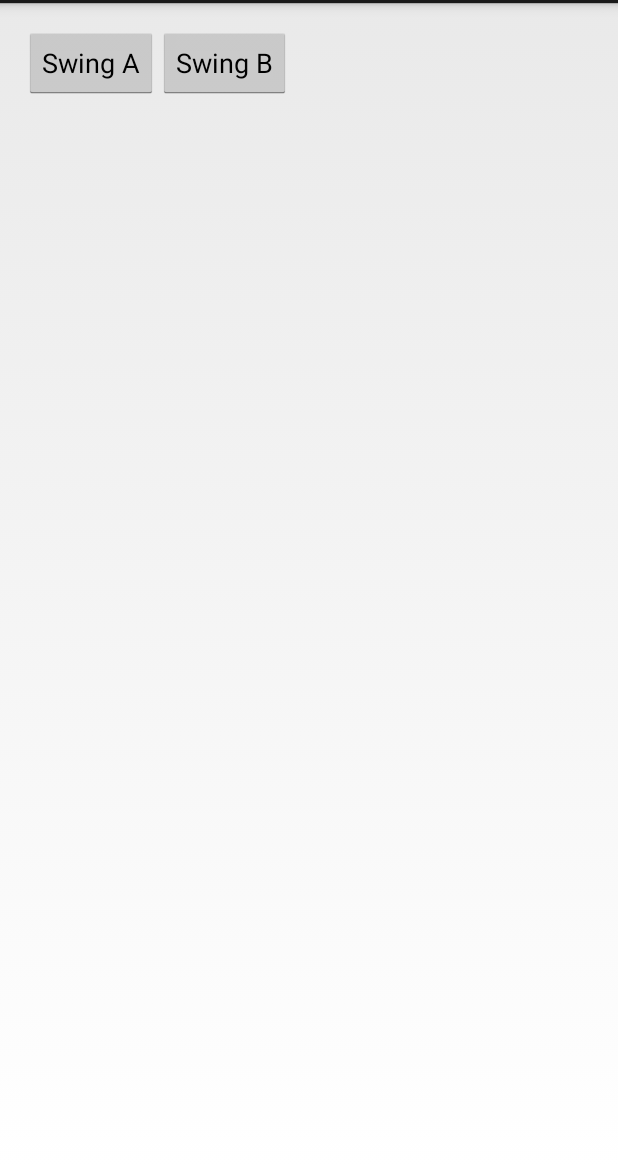
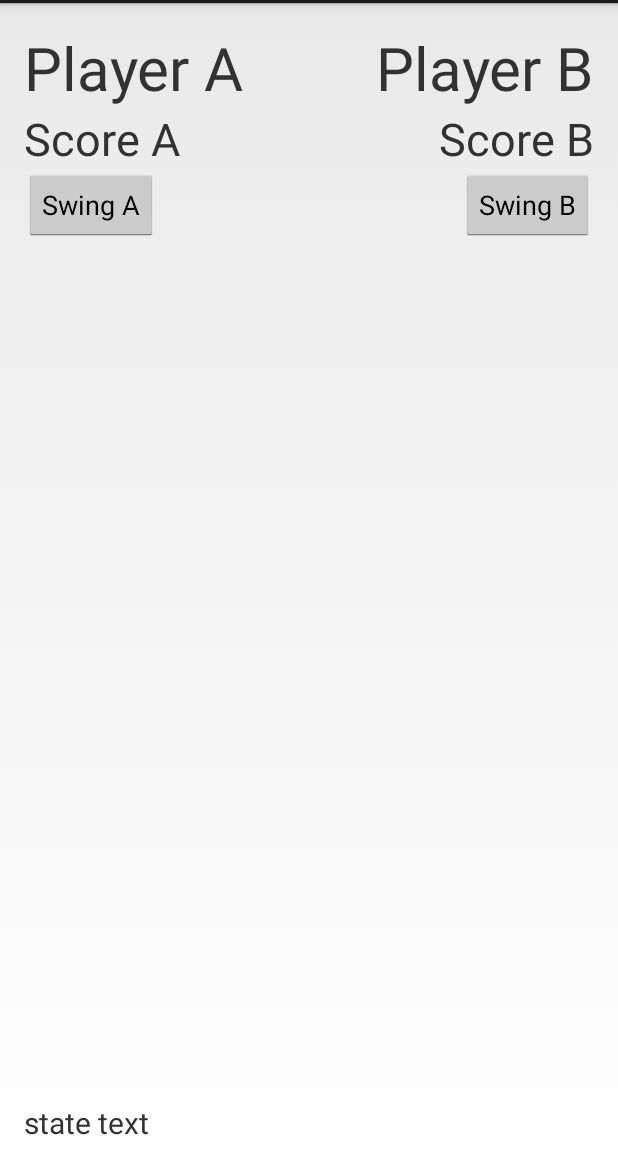
Before and after one commit to garrapeta/PingPong, an Android app: the screen it shows after launch (MyActivity before the commit, PingPongActivity after it), after a tap on "Swing A", on a phone screen of 412 x 824 dp, the part 69-1236 px from its top. Run offline under Robolectric (Android 15) with nearby library versions, the phone set to English and light mode, and no system bars; 1 statement that could not run was skipped.

Commit message:
Main logic implemented

```diff
--- a/app/src/main/AndroidManifest.xml
+++ b/app/src/main/AndroidManifest.xml
@@ -8,7 +8,7 @@
         android:label="@string/app_name"
         android:theme="@style/AppTheme" >
         <activity
-            android:name=".MyActivity"
+            android:name=".PingPongActivity"
             android:label="@string/app_name" >
             <intent-filter>
                 <action android:name="android.intent.action.MAIN" />
--- a/app/src/main/java/com/garrapeta/pingpong/MyActivity.java
+++ /dev/null
@@ -1,31 +0,0 @@
-package com.garrapeta.pingpong;
-
-import android.app.Activity;
-import android.os.Bundle;
-import android.view.View;
-
-
-public class MyActivity extends Activity {
-
-
-
-    private World mWorld = new World();
-
-    @Override
-    protected void onCreate(Bundle savedInstanceState) {
-        super.onCreate(savedInstanceState);
-        setContentView(R.layout.activity_my);
-
-        mWorld.init();
-    }
-
-    public void onSwingAButtonClicked(View view) {
-        mWorld.getPlayer(0).onSwing();
-    }
-
-    public void onSwingBButtonClicked(View view) {
-        mWorld.getPlayer(1).onSwing();
-    }
-
-
-}
--- /dev/null
+++ b/app/src/main/java/com/garrapeta/pingpong/PingPongActivity.java
@@ -0,0 +1,153 @@
+package com.garrapeta.pingpong;
+
+import android.app.Activity;
+import android.graphics.Color;
+import android.media.AudioManager;
+import android.media.MediaPlayer;
+import android.media.SoundPool;
+import android.os.Bundle;
+import android.view.View;
+import android.widget.TextView;
+
+
+public class PingPongActivity extends Activity implements World.WorldListener {
+
+    private static final String TAG = PingPongActivity.class.getSimpleName();
+
+    private TextView   mStateTextView;
+    private TextView[] mNamesTextViews;
+    private TextView[] mScoresTextViews;
+
+    private World mWorld = new World();
+
+    private SoundPool mSoundPool;
+    private int mSoundBallPaddle;
+    private int mSoundBallTable;
+    private int mSoundBallToGround;
+    private int mSoundSwing;
+    private int mSoundStart;
+    private int mSoundWrong;
+
+    @Override
+    protected void onCreate(Bundle savedInstanceState) {
+        super.onCreate(savedInstanceState);
+        setContentView(R.layout.activity_my);
+        bindViews();
+
+        mWorld.setListener(this);
+
+        mSoundPool = new SoundPool(10, AudioManager.STREAM_MUSIC, 0);
+        mSoundPool.setOnLoadCompleteListener(new SoundPool.OnLoadCompleteListener() {
+            @Override
+            public void onLoadComplete(SoundPool soundPool, int id, int status) {
+                if (mSoundWrong == id) {
+                    mWorld.init();
+                    initPlayersGui();
+                }
+            }
+        });
+
+        mSoundStart = mSoundPool.load(this, R.raw.whistle, 5);
+        mSoundBallPaddle = mSoundPool.load(this, R.raw.ball_2_paddle, 10);
+        mSoundBallTable = mSoundPool.load(this, R.raw.ball_2_table, 10);
+        mSoundBallToGround = mSoundPool.load(this, R.raw.ball_2_ground, 5);
+        mSoundSwing = mSoundPool.load(this, R.raw.swing, 1);
+        mSoundWrong = mSoundPool.load(this, R.raw.wrong, 1);
+
+
+    }
+
+    private void initPlayersGui() {
+        for (int i = 0; i < 2; i++) {
+            mScoresTextViews[i].setText(String.valueOf(mWorld.getPlayer(i).getScore()));
+            mNamesTextViews[i].setText(mWorld.getPlayer(i).getName());
+        }
+    }
+
+    private void bindViews() {
+        mStateTextView = (TextView) findViewById(R.id.state_textview);
+        mNamesTextViews = new TextView[] {
+                (TextView) findViewById(R.id.playerNameA),
+                (TextView) findViewById(R.id.playerNameB)
+        };
+        mScoresTextViews = new TextView[] {
+                (TextView) findViewById(R.id.scoreA),
+                (TextView) findViewById(R.id.scoreB)
+        };
+    }
+
+    public void onSwingAButtonClicked(View view) {
+        mWorld.getPlayer(0).onSwing();
+    }
+
+    public void onSwingBButtonClicked(View view) {
+        mWorld.getPlayer(1).onSwing();
+    }
+
+    @Override
+    public void oneActivePlayerChanged(Player activePlayer) {
+        for (int i = 0; i < 2; i++) {
+            boolean active = mWorld.getPlayer(i) == mWorld.getActivePlayer();
+            mNamesTextViews[i].setTextColor(active ? Color.RED : Color.BLACK);
+        }
+    }
+
+
+    @Override
+    public void onIdle() {
+        mStateTextView.setText("");
+    }
+
+    @Override
+    public void onWaitingForService(Player servingPlayer) {
+        playSound(mSoundStart);
+        mStateTextView.setText("Waiting for service: " + servingPlayer);
+        mStateTextView.setTextColor(Color.BLACK);
+    }
+
+    @Override
+    public void onWaitingForSwing(Player player) {
+        mStateTextView.setText("Waiting for SWING from: " + player);
+        mStateTextView.setTextColor(Color.RED);
+        playSound(mSoundBallTable);
+    }
+
+    @Override
+    public void onBallHitted() {
+        mStateTextView.setText("Ball sent to: " + mWorld.getActivePlayer());
+        mStateTextView.setTextColor(Color.BLACK);
+        playSound(mSoundBallPaddle);
+    }
+
+
+    @Override
+    public void onSwing(Player player) {
+        playSound(mSoundSwing);
+    }
+
+    @Override
+    public void onBallFallsToGround() {
+        playSound(mSoundBallToGround);
+    }
+
+    private void playSound(int soundId) {
+        AudioManager audioManager = (AudioManager) getSystemService(AUDIO_SERVICE);
+        float actualVolume = (float) audioManager
+                .getStreamVolume(AudioManager.STREAM_MUSIC);
+        float maxVolume = (float) audioManager
+                .getStreamMaxVolume(AudioManager.STREAM_MUSIC);
+        float volume = actualVolume / maxVolume;
+
+        mSoundPool.play(soundId, volume, volume, 1, 0, 1f);
+    }
+
+
+
+    @Override
+    public void onPointWon(Player nonActivePlayer) {
+        playSound(mSoundWrong);
+        initPlayersGui();
+    }
+
+
+}
--- a/app/src/main/java/com/garrapeta/pingpong/Player.java
+++ b/app/src/main/java/com/garrapeta/pingpong/Player.java
@@ -10,27 +10,39 @@ public class Player {
 
     private final World mWorld;
     private String mName;
+    private int mScore;
+
 
     public Player(World world, String name) {
         mWorld = world;
         mName = name;
+        mScore = 0;
     }
 
     public void onSwing() {
         Log.i(TAG, mName + " swings");
-        mWorld.onSwing(this);
+        mWorld.onSwing(this, Math.random());
     }
 
     public void onPointWon() {
         Log.i(TAG, mName + " wins one point");
+        mScore++;
     }
 
     @Override
     public String toString() {
         return "Player{" +
-                "mName='" + mName + '\'' +
+                mName + '\'' +
                 '}';
     }
 
 
+    public String getName() {
+        return mName;
+    }
+
+    public int getScore() {
+        return mScore;
+    }
+
 }
--- a/app/src/main/java/com/garrapeta/pingpong/World.java
+++ b/app/src/main/java/com/garrapeta/pingpong/World.java
@@ -12,12 +12,19 @@ public class World {
 
     private static final int MSG_HIT_TIME_START = 0;
     private static final int MSG_HIT_TIME_END = 1;
+    private static final int MSG_WAIT_FOR_SERVICE = 2;
 
-    private enum State {
+
+
+    public enum State {
+        IDLE,
         WAITING_FOR_SERVICE,
         BEFORE_HIT_TIME,
         IN_HIT_TIME,
     }
+
+    private WorldListener mListener;
+
     private Handler mHandler;
 
     private Player[] mPlayers = new Player[]{new Player(this, "A"), new Player(this, "B")};
@@ -28,18 +35,24 @@ public class World {
     private State mState;
 
 
+    public void setListener(WorldListener listener) {
+        mListener = listener;
+    }
+
     public void init() {
         Handler.Callback callback = new Handler.Callback() {
-
 
             @Override
             public boolean handleMessage(Message message) {
                 switch (message.what) {
                     case MSG_HIT_TIME_START:
-                        onHitTimeStarts();
+                        onHitTimeStarts((Long) message.obj);
                         break;
                     case MSG_HIT_TIME_END:
                         onHitTimeEnds();
+                        break;
+                    case MSG_WAIT_FOR_SERVICE:
+                        setWaitingForService();
                         break;
                     default:
                         throw new IllegalArgumentException("Unknown message.what: " + message.what);
@@ -53,22 +66,14 @@ public class World {
 
         setServingPlayer(0);
         setActivePlayer(0);
-        setWaitingForService(true);
+        setWaitingForService();
     }
 
     public boolean isActive(Player player) {
         return getActivePlayer() == player;
     }
 
-    private void onHitTimeStarts() {
-        Log.i(TAG, "Swing NOW!!!");
-        mState = State.IN_HIT_TIME;
-        mHandler.sendEmptyMessageDelayed(MSG_HIT_TIME_END, 1000);
-    }
 
-    private void onHitTimeEnds() {
-        onPlayerMiss(getActivePlayer());
-    }
 
 
     public int getOpositePlayerIdx(int idx) {
@@ -86,6 +91,7 @@ public class World {
     public void setActivePlayer(int idx) {
         mActivePlayerIdx = idx;
         Log.i(TAG, "Active player is " + getActivePlayer());
+        mListener.oneActivePlayerChanged(getActivePlayer());
     }
 
     public Player getNonActivePlayer() {
@@ -109,26 +115,40 @@ public class World {
         mActivePlayerIdx = (mActivePlayerIdx + 1) % mPlayers.length;
     }
 
-    public void setWaitingForService(boolean waitingForService) {
+    public void setWaitingForService() {
         mState = State.WAITING_FOR_SERVICE;
-        if (waitingForService) {
-            Log.i(TAG, "Waiting for service of player: " + getServingPlayer());
-            setActivePlayer(mServingPlayer);
-        }
+        setActivePlayer(mServingPlayer);
+        Log.i(TAG, "Waiting for service of player: " + getServingPlayer());
+        mListener.onWaitingForService(getServingPlayer());
     }
 
-    public void onSwing(Player player) {
+    private void onHitTimeStarts(long time) {
+        mState = State.IN_HIT_TIME;
+        mListener.onWaitingForSwing(getActivePlayer());
+        mHandler.sendEmptyMessageDelayed(MSG_HIT_TIME_END, time);
+    }
+
+    private void onHitTimeEnds() {
+        if (mState == State.IN_HIT_TIME) {
+            onPlayerMiss(getActivePlayer());
+        }
+        mListener.onBallFallsToGround();
+    }
+
+    public void onSwing(Player player, double force) {
+        mListener.onSwing(player);
         if (isActive(player)) {
             switch (mState) {
                 case WAITING_FOR_SERVICE:
-                    onBallHittedInTime(player);
+                    onBallHittedInTime(player, force);
                     break;
                 case BEFORE_HIT_TIME:
                     onSwungToEarly(player);
                     break;
                 case IN_HIT_TIME:
-                    onBallHittedInTime(player);
+                    onBallHittedInTime(player, force);
                     break;
+
             }
         } else {
             Log.v(TAG, player + "'s swing ignored");
@@ -136,17 +156,27 @@ public class World {
 
     }
 
-    private void onBallHittedInTime(Player player) {
+    private void onBallHittedInTime(Player player, double force) {
         Log.i(TAG, player + " hits the ball");
         mState = State.BEFORE_HIT_TIME;
-        setWaitingForService(false);
+        mHandler.removeMessages(MSG_HIT_TIME_END);
+
+        long time = getTimeFromForce(force);
+        final Message msg = mHandler.obtainMessage(MSG_HIT_TIME_START, time);
+        mHandler.sendMessageDelayed(msg, time);
         changeActivePlayer();
-        mHandler.removeMessages(MSG_HIT_TIME_END);
-        mHandler.sendEmptyMessageDelayed(MSG_HIT_TIME_START, 2000);
+
+        mListener.onBallHitted();
+    }
+
+    private long getTimeFromForce(double force) {
+        return (long) (300 + (2000 * force));
     }
 
     private void onSwungToEarly(Player player) {
         Log.i(TAG, player + " swings too early");
+        mHandler.removeMessages(MSG_HIT_TIME_START);
+        mListener.onBallFallsToGround();
         onPlayerMiss(player);
     }
 
@@ -159,11 +189,34 @@ public class World {
             changeServingPlayer();
         } else {
             getNonActivePlayer().onPointWon();
+            mListener.onPointWon(getNonActivePlayer());
         }
 
-        setWaitingForService(true);
+        mState = State.IDLE;
+        mListener.onIdle();
+        mHandler.sendEmptyMessageDelayed(MSG_WAIT_FOR_SERVICE, 3000);
     }
 
+    /**
+     * Listener interface
+     */
+    public static interface WorldListener {
 
+        void onWaitingForService(Player servingPlayer);
+
+        void onPointWon(Player nonActivePlayer);
+
+        void oneActivePlayerChanged(Player activePlayer);
+
+        void onWaitingForSwing(Player activePlayer);
+
+        void onBallHitted();
+
+        void onSwing(Player player);
+
+        void onBallFallsToGround();
+
+        void onIdle();
+    }
 
 }
--- a/app/src/main/res/layout/activity_my.xml
+++ b/app/src/main/res/layout/activity_my.xml
@@ -1,22 +1,80 @@
-<LinearLayout xmlns:android="http://schemas.android.com/apk/res/android"
+<RelativeLayout xmlns:android="http://schemas.android.com/apk/res/android"
     xmlns:tools="http://schemas.android.com/tools"
     android:layout_width="match_parent"
     android:layout_height="match_parent"
+    android:orientation="vertical"
+    android:paddingBottom="@dimen/activity_vertical_margin"
     android:paddingLeft="@dimen/activity_horizontal_margin"
     android:paddingRight="@dimen/activity_horizontal_margin"
     android:paddingTop="@dimen/activity_vertical_margin"
-    android:paddingBottom="@dimen/activity_vertical_margin"
     tools:context=".MyActivity">
 
-    <Button
-    android:text="Swing A"
-    android:onClick="onSwingAButtonClicked"
-    android:layout_width="wrap_content"
-    android:layout_height="wrap_content" />
+    <!-- First player -->
+    <TextView
+        android:id="@+id/playerNameA"
+        android:layout_width="wrap_content"
+        android:layout_height="wrap_content"
+        android:layout_alignParentLeft="true"
+        android:layout_alignParentTop="true"
+        android:onClick="onSwingAButtonClicked"
+        android:text="Player A"
+        android:textSize="40dp" />
+
+    <TextView
+        android:id="@+id/scoreA"
+        android:layout_width="wrap_content"
+        android:layout_height="wrap_content"
+        android:layout_alignParentLeft="true"
+        android:layout_below="@+id/playerNameA"
+        android:onClick="onSwingAButtonClicked"
+        android:text="Score A"
+        android:textSize="30dp" />
 
     <Button
-        android:text="Swing B"
+        android:id="@+id/swingButtonA"
+        android:layout_width="wrap_content"
+        android:layout_height="wrap_content"
+        android:layout_alignParentLeft="true"
+        android:layout_below="@+id/scoreA"
+        android:onClick="onSwingAButtonClicked"
+        android:text="Swing A" />
+
+    <!-- Second player player -->
+    <TextView
+        android:id="@+id/playerNameB"
+        android:layout_width="wrap_content"
+        android:layout_height="wrap_content"
+        android:layout_alignParentRight="true"
+        android:layout_alignParentTop="true"
+        android:onClick="onSwingAButtonClicked"
+        android:text="Player B"
+        android:textSize="40dp" />
+
+    <TextView
+        android:id="@+id/scoreB"
+        android:layout_width="wrap_content"
+        android:layout_height="wrap_content"
+        android:layout_alignParentRight="true"
+        android:layout_below="@+id/playerNameA"
+        android:onClick="onSwingAButtonClicked"
+        android:text="Score B"
+        android:textSize="30dp" />
+
+    <Button
+        android:id="@+id/swingButtonB"
+        android:layout_width="wrap_content"
+        android:layout_height="wrap_content"
+        android:layout_alignParentRight="true"
+        android:layout_alignTop="@+id/swingButtonA"
         android:onClick="onSwingBButtonClicked"
-        android:layout_width="wrap_content"
-        android:layout_height="wrap_content" />
-</LinearLayout>
+        android:text="Swing B" />
+
+
+    <TextView
+        android:layout_alignParentBottom="true"
+        android:id="@+id/state_textview"
+        android:layout_width="match_parent"
+        android:layout_height="wrap_content"
+        android:textSize="20dp"
+        android:text="state text"/>
+</RelativeLayout>
```
Also changed, not shown: 6 other files.
